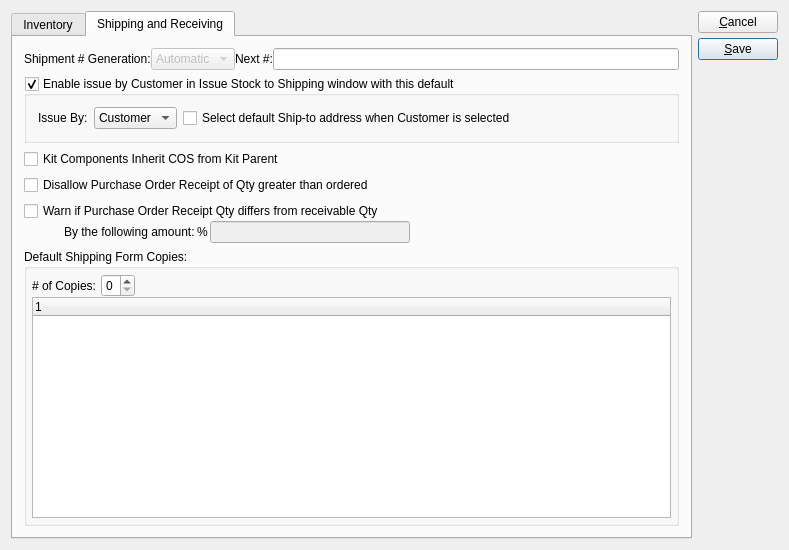
Above: xtuple/trunk/guiclient/configureIM.ui from WooodHead/xtuple before the change. Below: the same form after it.
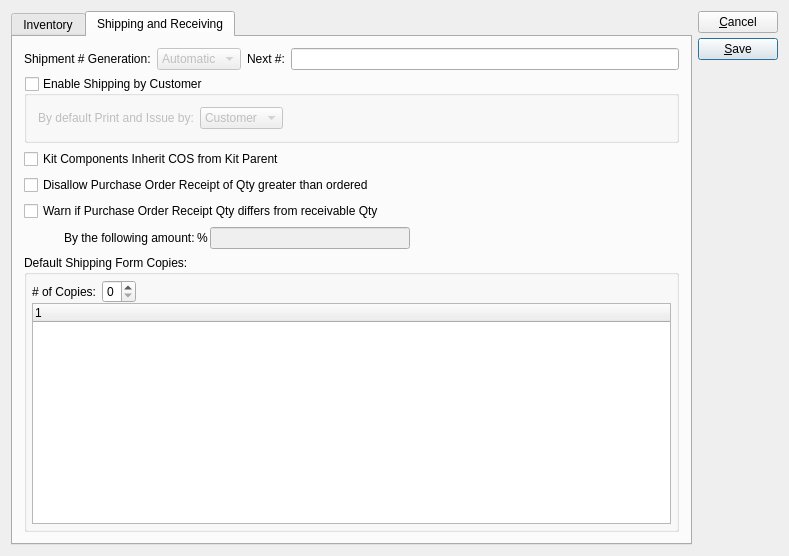
That is the form after the change. The open tabs and pages were chosen to show the change. Custom widgets are drawn as their Qt base class.

Commit message: issue #9063:  UI changes for consolidated shipping.

```diff
--- a/xtuple/trunk/guiclient/configureIM.ui
+++ b/xtuple/trunk/guiclient/configureIM.ui
@@ -14,7 +14,7 @@
     <x>0</x>
     <y>0</y>
     <width>789</width>
-    <height>550</height>
+    <height>556</height>
    </rect>
   </property>
   <property name="windowTitle">
@@ -468,12 +468,9 @@
       <attribute name="title">
        <string>Shipping and Receiving</string>
       </attribute>
-      <layout class="QVBoxLayout" name="verticalLayout_2">
-       <item>
+      <layout class="QGridLayout" name="gridLayout_4">
+       <item row="0" column="0">
         <layout class="QGridLayout">
-         <property name="spacing">
-          <number>0</number>
-         </property>
          <item row="0" column="0">
           <widget class="QLabel" name="_shipmentNumGenerationLit">
            <property name="text">
@@ -524,24 +521,29 @@
          </item>
         </layout>
        </item>
-       <item>
-        <widget class="QGroupBox" name="_issueByGroup">
+       <item row="1" column="0">
+        <widget class="QGroupBox" name="_shipByGroup">
          <property name="title">
-          <string>Enable issue by Customer in Issue Stock to Shipping window with this default</string>
+          <string>Enable Shipping by Customer</string>
          </property>
          <property name="checkable">
           <bool>true</bool>
          </property>
-         <layout class="QGridLayout" name="gridLayout_5">
+         <property name="checked">
+          <bool>false</bool>
+         </property>
+         <layout class="QGridLayout" name="gridLayout_2">
           <item row="0" column="0">
-           <widget class="XLabel" name="_issueByLit">
+           <layout class="QHBoxLayout" name="horizontalLayout_2">
+            <item>
+             <widget class="QLabel" name="_shipByLit">
             <property name="text">
-             <string>Issue By:</string>
+               <string>By default Print and Issue by:</string>
             </property>
            </widget>
           </item>
-          <item row="0" column="1">
-           <widget class="XComboBox" name="_issueBy">
+            <item>
+             <widget class="XComboBox" name="_shipBy">
             <item>
              <property name="text">
               <string>Customer</string>
@@ -554,7 +556,7 @@
             </item>
            </widget>
           </item>
-          <item row="0" column="3">
+            <item>
            <spacer name="horizontalSpacer_2">
             <property name="orientation">
              <enum>Qt::Horizontal</enum>
@@ -567,12 +569,7 @@
             </property>
            </spacer>
           </item>
-          <item row="0" column="2">
-           <widget class="QCheckBox" name="checkBox">
-            <property name="text">
-             <string>Select default Ship-to address when Customer is selected</string>
-            </property>
-           </widget>
+           </layout>
           </item>
          </layout>
         </widget>
@@ -603,12 +600,7 @@
          </property>
         </widget>
        </item>
-       <item>
-        <layout class="QVBoxLayout" name="verticalLayout">
-         <property name="spacing">
-          <number>0</number>
-         </property>
-         <item>
+       <item row="4" column="0">
           <widget class="QCheckBox" name="_warnIfReceiptDiffers">
            <property name="sizePolicy">
             <sizepolicy hsizetype="MinimumExpanding" vsizetype="Fixed">
@@ -621,7 +613,7 @@
            </property>
           </widget>
          </item>
-         <item>
+       <item row="5" column="0">
           <layout class="QHBoxLayout">
            <property name="spacing">
             <number>2</number>
@@ -693,9 +685,7 @@
            </item>
           </layout>
          </item>
-        </layout>
-       </item>
-       <item>
+       <item row="6" column="0">
         <widget class="QGroupBox" name="_shipformGroup">
          <property name="title">
           <string>Default Shipping Form Copies:</string>
@@ -709,14 +699,8 @@
           </property>
           <item>
            <layout class="QHBoxLayout">
-            <property name="spacing">
-             <number>0</number>
-            </property>
             <item>
              <layout class="QHBoxLayout">
-              <property name="spacing">
-               <number>5</number>
-              </property>
               <item>
                <widget class="QLabel" name="_shipformNumOfCopiesLit_2">
                 <property name="text">
@@ -851,11 +835,6 @@
    <extends>QComboBox</extends>
    <header>xcombobox.h</header>
   </customwidget>
-  <customwidget>
-   <class>XLabel</class>
-   <extends>QLabel</extends>
-   <header>xlabel.h</header>
-  </customwidget>
   <customwidget>
    <class>XLineEdit</class>
    <extends>QLineEdit</extends>
```
Left out of the diff: 11 changed lines with no effect on the pictures. Lines whose indentation alone changed are shown as unchanged. The commit also changes 3 other files.
